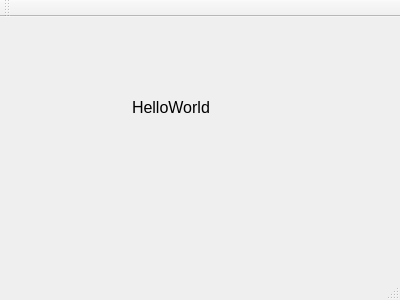
First picture: the form in mainwindow.ui, repository zhengnici/WorkProgram2020_Studentmanager, before the edit.
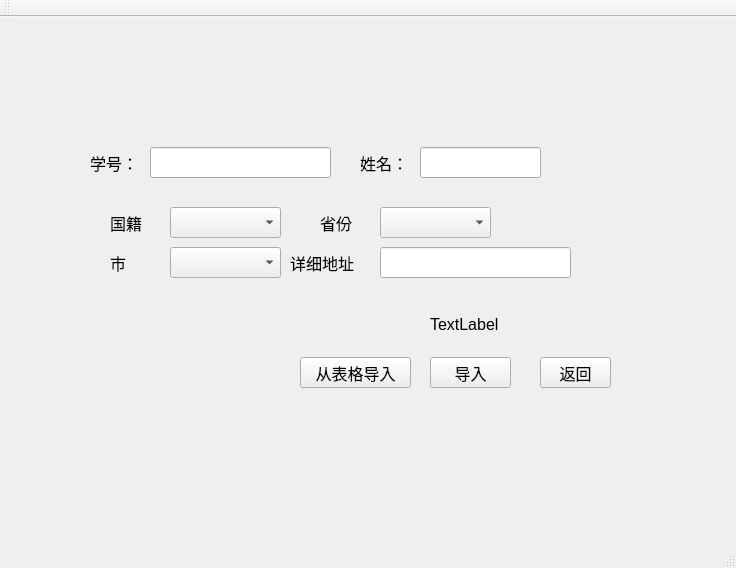
Second picture: the form after the edit.

Diff of the .ui file:
```diff
--- a/mainwindow.ui
+++ b/mainwindow.ui
@@ -6,8 +6,8 @@
    <rect>
     <x>0</x>
     <y>0</y>
-    <width>400</width>
-    <height>300</height>
+    <width>736</width>
+    <height>568</height>
    </rect>
   </property>
   <property name="font">
@@ -19,17 +19,194 @@
    <string>MainWindow</string>
   </property>
   <widget class="QWidget" name="centralWidget">
+   <widget class="QComboBox" name="comboBox_2">
+    <property name="geometry">
+     <rect>
+      <x>380</x>
+      <y>190</y>
+      <width>111</width>
+      <height>31</height>
+     </rect>
+    </property>
+   </widget>
+   <widget class="QComboBox" name="comboBox_3">
+    <property name="geometry">
+     <rect>
+      <x>170</x>
+      <y>230</y>
+      <width>111</width>
+      <height>31</height>
+     </rect>
+    </property>
+   </widget>
+   <widget class="QComboBox" name="comboBox">
+    <property name="geometry">
+     <rect>
+      <x>170</x>
+      <y>190</y>
+      <width>111</width>
+      <height>31</height>
+     </rect>
+    </property>
+   </widget>
+   <widget class="QLineEdit" name="lineEdit_7">
+    <property name="geometry">
+     <rect>
+      <x>380</x>
+      <y>230</y>
+      <width>191</width>
+      <height>31</height>
+     </rect>
+    </property>
+   </widget>
    <widget class="QLabel" name="label">
     <property name="geometry">
      <rect>
-      <x>132</x>
-      <y>80</y>
+      <x>90</x>
+      <y>130</y>
+      <width>61</width>
+      <height>31</height>
+     </rect>
+    </property>
+    <property name="text">
+     <string>学号：</string>
+    </property>
+   </widget>
+   <widget class="QLabel" name="label_2">
+    <property name="geometry">
+     <rect>
+      <x>360</x>
+      <y>130</y>
+      <width>61</width>
+      <height>31</height>
+     </rect>
+    </property>
+    <property name="text">
+     <string>姓名：</string>
+    </property>
+   </widget>
+   <widget class="QLineEdit" name="lineEdit">
+    <property name="geometry">
+     <rect>
+      <x>150</x>
+      <y>130</y>
+      <width>181</width>
+      <height>31</height>
+     </rect>
+    </property>
+   </widget>
+   <widget class="QLineEdit" name="lineEdit_2">
+    <property name="geometry">
+     <rect>
+      <x>420</x>
+      <y>130</y>
+      <width>121</width>
+      <height>31</height>
+     </rect>
+    </property>
+   </widget>
+   <widget class="QLabel" name="label_4">
+    <property name="geometry">
+     <rect>
+      <x>110</x>
+      <y>190</y>
+      <width>41</width>
+      <height>31</height>
+     </rect>
+    </property>
+    <property name="text">
+     <string>国籍</string>
+    </property>
+   </widget>
+   <widget class="QLabel" name="label_5">
+    <property name="geometry">
+     <rect>
+      <x>320</x>
+      <y>190</y>
+      <width>41</width>
+      <height>31</height>
+     </rect>
+    </property>
+    <property name="text">
+     <string>省份</string>
+    </property>
+   </widget>
+   <widget class="QLabel" name="label_6">
+    <property name="geometry">
+     <rect>
+      <x>110</x>
+      <y>230</y>
+      <width>41</width>
+      <height>31</height>
+     </rect>
+    </property>
+    <property name="text">
+     <string>市</string>
+    </property>
+   </widget>
+   <widget class="QLabel" name="label_7">
+    <property name="geometry">
+     <rect>
+      <x>290</x>
+      <y>230</y>
       <width>91</width>
-      <height>21</height>
+      <height>31</height>
      </rect>
     </property>
     <property name="text">
-     <string>HelloWorld</string>
+     <string>详细地址</string>
+    </property>
+   </widget>
+   <widget class="QPushButton" name="pushButton">
+    <property name="geometry">
+     <rect>
+      <x>430</x>
+      <y>340</y>
+      <width>81</width>
+      <height>31</height>
+     </rect>
+    </property>
+    <property name="text">
+     <string>导入</string>
+    </property>
+   </widget>
+   <widget class="QPushButton" name="pushButton_2">
+    <property name="geometry">
+     <rect>
+      <x>540</x>
+      <y>340</y>
+      <width>71</width>
+      <height>31</height>
+     </rect>
+    </property>
+    <property name="text">
+     <string>返回</string>
+    </property>
+   </widget>
+   <widget class="QPushButton" name="pushButton_3">
+    <property name="geometry">
+     <rect>
+      <x>300</x>
+      <y>340</y>
+      <width>111</width>
+      <height>31</height>
+     </rect>
+    </property>
+    <property name="text">
+     <string>从表格导入</string>
+    </property>
+   </widget>
+   <widget class="QLabel" name="label_3">
+    <property name="geometry">
+     <rect>
+      <x>430</x>
+      <y>300</y>
+      <width>68</width>
+      <height>15</height>
+     </rect>
+    </property>
+    <property name="text">
+     <string>TextLabel</string>
     </property>
    </widget>
   </widget>
```
Left out of the diff: 2 changed lines with no effect on the pictures.
